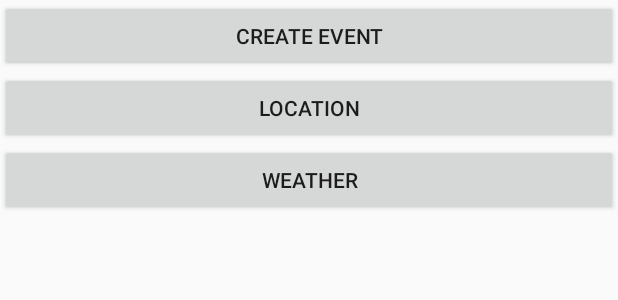
After one commit to rudroanik/Tourmate, an Android app: the layout fragment_home_layout.xml on its own in the app's theme, with its tools: preview values and no code run, on a phone screen of 412 x 824 dp. The commit adds this screen. Shown: the top 300 px of the screen. Run offline under Robolectric (Android 15) with nearby library versions, the phone set to English and light mode, and no system bars.

```diff
--- a/app/src/main/res/layout/activity_add_event.xml
+++ b/app/src/main/res/layout/create_event_layout.xml
@@ -34,6 +34,7 @@
                 <EditText
                     android:id="@+id/et_estimated_budget"
                     android:hint="Estimated Budget"
+                    android:inputType="numberDecimal"
                     android:layout_width="match_parent"
                     android:layout_height="wrap_content" />
 
@@ -103,6 +104,4 @@
         android:textStyle="bold"
         android:textAppearance="@style/Base.TextAppearance.AppCompat.Large"
         android:layout_marginHorizontal="25dp"/>
-
-
 </LinearLayout>
--- /dev/null
+++ b/app/src/main/res/layout/fragment_home_layout.xml
@@ -0,0 +1,30 @@
+<?xml version="1.0" encoding="utf-8"?>
+<LinearLayout xmlns:android="http://schemas.android.com/apk/res/android"
+    android:orientation="vertical" android:layout_width="match_parent"
+    android:layout_height="match_parent">
+    <LinearLayout
+        android:layout_width="match_parent"
+        android:layout_height="wrap_content"
+        android:orientation="vertical"
+        >
+
+        <Button
+            android:layout_width="match_parent"
+            android:layout_height="wrap_content"
+            android:id="@+id/btn_create_event"
+            android:text="Create Event"/>
+        <Button
+            android:layout_width="match_parent"
+            android:layout_height="wrap_content"
+            android:id="@+id/btn_location"
+            android:text="Location"/>
+        <Button
+            android:layout_width="match_parent"
+            android:layout_height="wrap_content"
+            android:id="@+id/btn_weather"
+            android:text="Weather"/>
+
+
+    </LinearLayout>
+
+</LinearLayout>
```
Also changed, not shown: app/src/main/AndroidManifest.xml (+7 -3 lines), app/src/main/java/com/tourmate/com/tourmate/FragmentCreateEvent.java (renamed from app/src/main/java/com/tourmate/com/tourmate/AddEventActivity.java, +51 -23 lines), app/src/main/java/com/tourmate/com/tourmate/HomeFragment.java (+6 -3 lines), app/src/main/java/com/tourmate/com/tourmate/MainActivity.java (+39 -5 lines), app/src/main/res/layout/fragment_home.xml (+9 -5 lines), app/src/main/res/drawable/event.png (renamed from app/src/main/res/drawable-v24/event.png), app/src/main/res/drawable/locationpng.png (renamed from app/src/main/res/drawable-v24/locationpng.png), app/src/main/res/drawable/weather.png (renamed from app/src/main/res/drawable-v24/weather.png).
